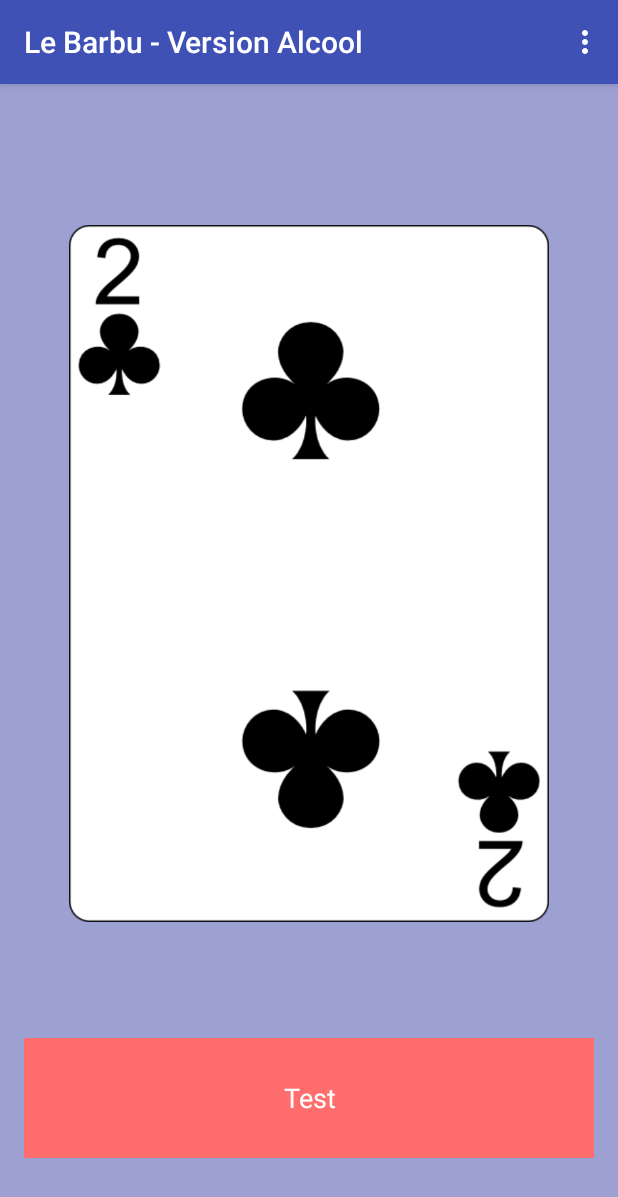
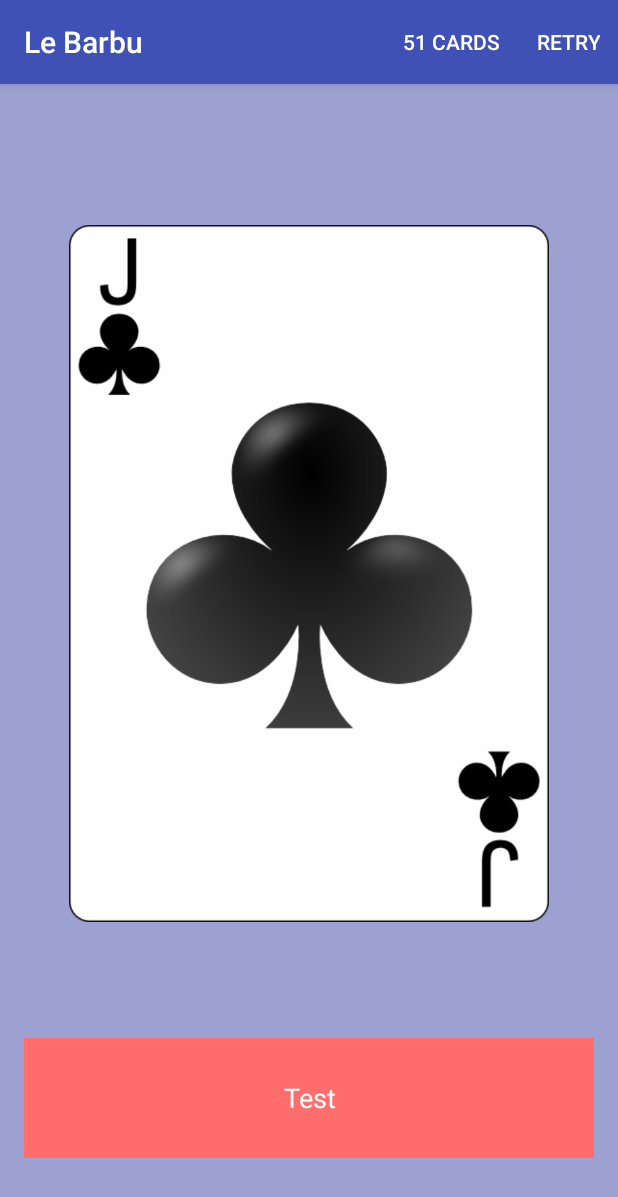
Before and after one commit to antoinedelia/Jeux-d-alcool, an Android app: the screen it shows after launch (MainActivity), on a phone screen of 412 x 824 dp. Shown: the top 1197 px of the screen. Run offline under Robolectric (Android 15) with nearby library versions, the phone set to English and light mode, and no system bars.

Commit message:
Add remaining cards

```diff
--- a/app/src/main/java/com/antoinedelia/lebarbu_versionalcool/Deck.java
+++ b/app/src/main/java/com/antoinedelia/lebarbu_versionalcool/Deck.java
@@ -31,11 +31,6 @@ public class Deck {
         cartes.add("five_of_spades");
         cartes.add("five_of_diamonds");
         cartes.add("five_of_hearts");
-
-        cartes.add("four_of_clubs");
-        cartes.add("four_of_spades");
-        cartes.add("four_of_diamonds");
-        cartes.add("four_of_hearts");
 
         cartes.add("four_of_clubs");
         cartes.add("four_of_spades");
--- a/app/src/main/java/com/antoinedelia/lebarbu_versionalcool/MainActivity.java
+++ b/app/src/main/java/com/antoinedelia/lebarbu_versionalcool/MainActivity.java
@@ -15,6 +15,9 @@ import android.widget.TextView;
 
 public class MainActivity extends AppCompatActivity {
 
+    private Menu menu;
+    private MenuItem item;
+
     @Override
     protected void onCreate(Bundle savedInstanceState) {
         super.onCreate(savedInstanceState);
@@ -22,6 +25,7 @@ public class MainActivity extends AppCompatActivity {
         final Deck deck = new Deck();
         String actualCard = deck.getNextCard();
         int remainingCards = deck.getRemainingCards();
+
         Toolbar toolbar = (Toolbar) findViewById(R.id.toolbar);
         setSupportActionBar(toolbar);
         LinearLayout linearLayoutRules = (LinearLayout) findViewById(R.id.containerRules);
@@ -42,15 +46,21 @@ public class MainActivity extends AppCompatActivity {
                 String actualCard = deck.getNextCard();
                 int resourceId = MainActivity.this.getResources().getIdentifier(actualCard, "drawable", "com.antoinedelia.lebarbu_versionalcool");
                 imageViewCarte.setImageResource(resourceId);
+                int remainingCards = deck.getRemainingCards();
+                String cards = remainingCards>1 ? " cards" : " card";
+                item.setTitle(String.valueOf(remainingCards) + cards);
             }
         });
 
     }
 
+
     @Override
     public boolean onCreateOptionsMenu(Menu menu) {
         // Inflate the menu; this adds items to the action bar if it is present.
+        this.menu = menu;
         getMenuInflater().inflate(R.menu.menu_main, menu);
+        item = menu.findItem(R.id.action_cardsRemaining);
         return true;
     }
 
@@ -62,7 +72,7 @@ public class MainActivity extends AppCompatActivity {
         int id = item.getItemId();
 
         //noinspection SimplifiableIfStatement
-        if (id == R.id.action_settings) {
+        if (id == R.id.action_retry) {
             return true;
         }
 
--- a/app/src/main/res/menu/menu_main.xml
+++ b/app/src/main/res/menu/menu_main.xml
@@ -2,9 +2,15 @@
     xmlns:app="http://schemas.android.com/apk/res-auto"
     xmlns:tools="http://schemas.android.com/tools"
     tools:context="com.antoinedelia.lebarbu_versionalcool.MainActivity">
+
     <item
-        android:id="@+id/action_settings"
+        android:id="@+id/action_cardsRemaining"
         android:orderInCategory="100"
-        android:title="@string/action_settings"
-        app:showAsAction="never" />
+        android:title="@string/action_cardsRemaining"
+        app:showAsAction="ifRoom" />
+    <item
+        android:id="@+id/action_retry"
+        android:orderInCategory="100"
+        android:title="@string/action_retry"
+        app:showAsAction="ifRoom" />
 </menu>
--- a/app/src/main/res/values/strings.xml
+++ b/app/src/main/res/values/strings.xml
@@ -1,4 +1,7 @@
 <resources>
-    <string name="app_name">Le Barbu - Version Alcool</string>
+    <string name="app_name">Le Barbu</string>
     <string name="action_settings">Settings</string>
+    <string name="action_retry">Retry</string>
+    <string name="action_cardsRemaining">51 cards</string>
+
 </resources>
```
